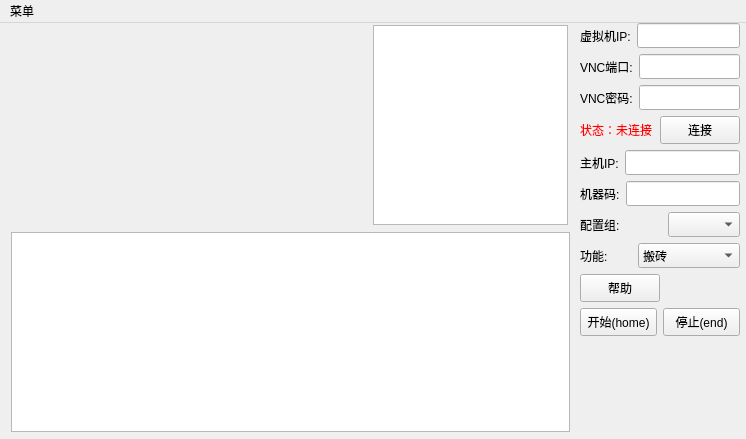
This is view/main.ui in WuXuLiang97/automatic-painting as Qt 5 draws it before an edit. The edited form follows.
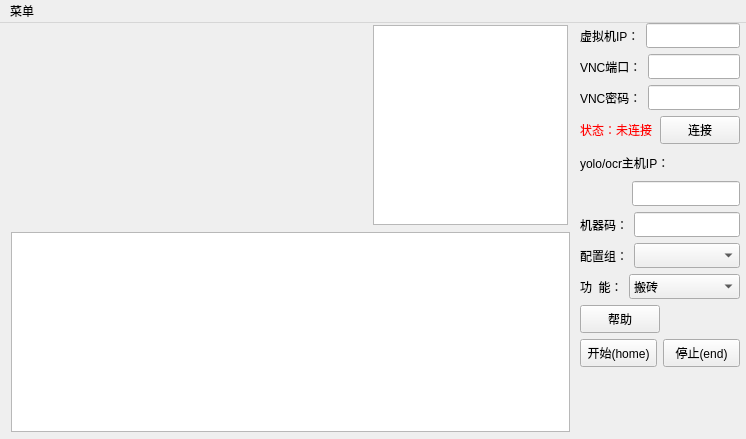
This is the edited form.

Commit message: 虚拟机隔离版_0828  115地图加买玛瑙

Patch:
```diff
--- a/view/main.ui
+++ b/view/main.ui
@@ -31,13 +31,25 @@
        </property>
        <item>
         <widget class="QLabel" name="label_4">
+         <property name="sizePolicy">
+          <sizepolicy hsizetype="Fixed" vsizetype="Preferred">
+           <horstretch>0</horstretch>
+           <verstretch>0</verstretch>
+          </sizepolicy>
+         </property>
          <property name="text">
-          <string>虚拟机IP:</string>
+          <string>虚拟机IP：</string>
          </property>
         </widget>
        </item>
        <item>
         <widget class="QLineEdit" name="lineEdit_3">
+         <property name="sizePolicy">
+          <sizepolicy hsizetype="Preferred" vsizetype="Fixed">
+           <horstretch>0</horstretch>
+           <verstretch>0</verstretch>
+          </sizepolicy>
+         </property>
          <property name="minimumSize">
           <size>
            <width>0</width>
@@ -55,8 +67,14 @@
        </property>
        <item>
         <widget class="QLabel" name="label_5">
+         <property name="sizePolicy">
+          <sizepolicy hsizetype="Fixed" vsizetype="Preferred">
+           <horstretch>0</horstretch>
+           <verstretch>0</verstretch>
+          </sizepolicy>
+         </property>
          <property name="text">
-          <string>VNC端口:</string>
+          <string>VNC端口：</string>
          </property>
         </widget>
        </item>
@@ -79,8 +97,14 @@
        </property>
        <item>
         <widget class="QLabel" name="label_6">
+         <property name="sizePolicy">
+          <sizepolicy hsizetype="Fixed" vsizetype="Preferred">
+           <horstretch>0</horstretch>
+           <verstretch>0</verstretch>
+          </sizepolicy>
+         </property>
          <property name="text">
-          <string>VNC密码:</string>
+          <string>VNC密码：</string>
          </property>
         </widget>
        </item>
@@ -127,13 +151,42 @@
       <layout class="QHBoxLayout" name="horizontalLayout_10">
        <item>
         <widget class="QLabel" name="label_2">
+         <property name="minimumSize">
+          <size>
+           <width>0</width>
+           <height>25</height>
+          </size>
+         </property>
          <property name="text">
-          <string>主机IP:</string>
+          <string>yolo/ocr主机IP：</string>
          </property>
         </widget>
+       </item>
+      </layout>
+     </item>
+     <item>
+      <layout class="QHBoxLayout" name="horizontalLayout_14">
+       <item>
+        <spacer name="horizontalSpacer_2">
+         <property name="orientation">
+          <enum>Qt::Horizontal</enum>
+         </property>
+         <property name="sizeHint" stdset="0">
+          <size>
+           <width>40</width>
+           <height>20</height>
+          </size>
+         </property>
+        </spacer>
        </item>
        <item>
         <widget class="QLineEdit" name="lineEdit">
+         <property name="sizePolicy">
+          <sizepolicy hsizetype="Preferred" vsizetype="Fixed">
+           <horstretch>0</horstretch>
+           <verstretch>0</verstretch>
+          </sizepolicy>
+         </property>
          <property name="minimumSize">
           <size>
            <width>0</width>
@@ -148,8 +201,14 @@
       <layout class="QHBoxLayout" name="horizontalLayout_11">
        <item>
         <widget class="QLabel" name="label_3">
+         <property name="sizePolicy">
+          <sizepolicy hsizetype="Fixed" vsizetype="Preferred">
+           <horstretch>0</horstretch>
+           <verstretch>0</verstretch>
+          </sizepolicy>
+         </property>
          <property name="text">
-          <string>机器码:</string>
+          <string>机器码：</string>
          </property>
         </widget>
        </item>
@@ -170,20 +229,20 @@
        <item>
         <widget class="QLabel" name="label">
          <property name="sizePolicy">
-          <sizepolicy hsizetype="Minimum" vsizetype="Preferred">
+          <sizepolicy hsizetype="Fixed" vsizetype="Preferred">
            <horstretch>0</horstretch>
            <verstretch>0</verstretch>
           </sizepolicy>
          </property>
          <property name="text">
-          <string>配置组:</string>
+          <string>配置组：</string>
          </property>
         </widget>
        </item>
        <item>
         <widget class="QComboBox" name="settingsGroupComboBox">
          <property name="sizePolicy">
-          <sizepolicy hsizetype="Maximum" vsizetype="Fixed">
+          <sizepolicy hsizetype="Preferred" vsizetype="Fixed">
            <horstretch>0</horstretch>
            <verstretch>0</verstretch>
           </sizepolicy>
@@ -206,20 +265,20 @@
        <item>
         <widget class="QLabel" name="label_9">
          <property name="sizePolicy">
-          <sizepolicy hsizetype="Minimum" vsizetype="Preferred">
+          <sizepolicy hsizetype="Fixed" vsizetype="Preferred">
            <horstretch>0</horstretch>
            <verstretch>0</verstretch>
           </sizepolicy>
          </property>
          <property name="text">
-          <string>功能:</string>
+          <string>功  能：</string>
          </property>
         </widget>
        </item>
        <item>
         <widget class="QComboBox" name="ComboBox_3">
          <property name="sizePolicy">
-          <sizepolicy hsizetype="Maximum" vsizetype="Fixed">
+          <sizepolicy hsizetype="Preferred" vsizetype="Fixed">
            <horstretch>0</horstretch>
            <verstretch>0</verstretch>
           </sizepolicy>
@@ -259,6 +318,12 @@
        </property>
        <item>
         <widget class="QPushButton" name="helpBtn">
+         <property name="sizePolicy">
+          <sizepolicy hsizetype="Fixed" vsizetype="Fixed">
+           <horstretch>0</horstretch>
+           <verstretch>0</verstretch>
+          </sizepolicy>
+         </property>
          <property name="minimumSize">
           <size>
            <width>0</width>
```
Left out of the diff: 6 changed lines with no effect on the pictures. The commit also changes 9 other files.
